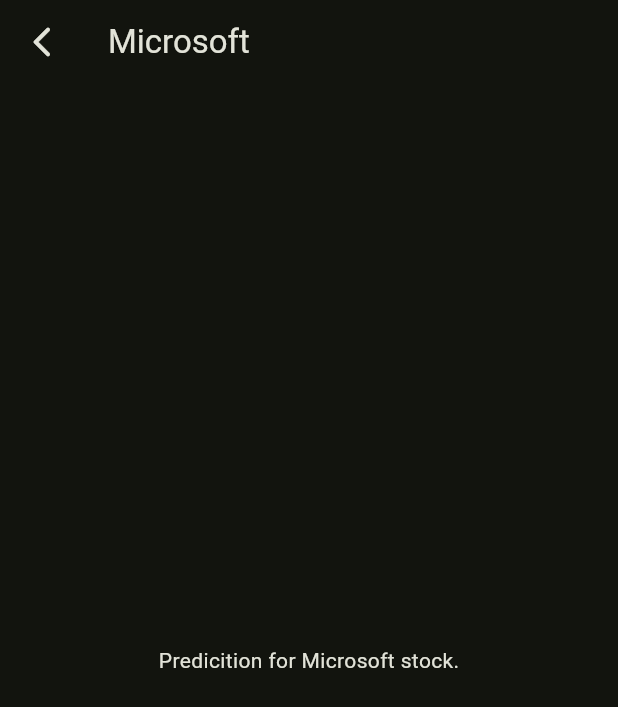
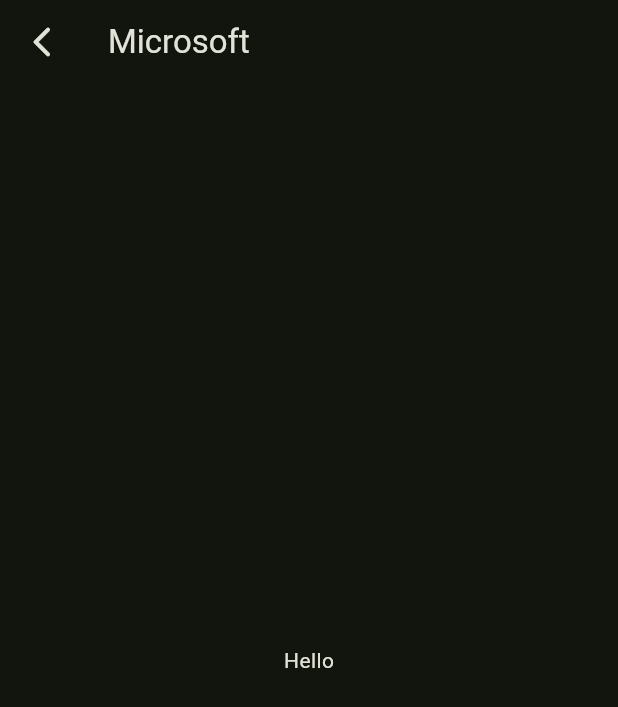
Before and after one commit to cc-internal-hackathon-team13/cc_hackathon_concept_app, a Flutter app: the MAANGStocksPage screen opened directly, after a tap on "Microsoft", on a phone screen of 412 x 824 dp. Shown: the top 707 px of the screen. Run offline on Flutter 3.47's test engine with Material 2 defaults, Android fonts, the phone set to English and light mode, and no system bars.

Commit message:
chore: stock data addition

```diff
--- /dev/null
+++ b/lib/src/entities/stock_data.dart
@@ -0,0 +1,6 @@
+class StocksData {
+  final String day;
+  final String price;
+
+  StocksData({required this.day, required this.price});
+}
--- a/lib/src/pages/maang_stocks.dart
+++ b/lib/src/pages/maang_stocks.dart
@@ -1,6 +1,6 @@
 import 'package:flutter/material.dart';
 
-import 'package:cc_hackathon_concept_app/src/pages/prediction_page.dart';
+import 'package:cc_hackathon_concept_app/src/pages/stock_data.dart';
 import 'package:cc_hackathon_concept_app/src/entities/stock.dart';
 
 class MAANGStocksPage extends StatefulWidget {
@@ -24,7 +24,7 @@ class MAANGStocksPageState extends State<MAANGStocksPage> {
                 subtitle: Text(stock.nasdqaName),
                 onTap: () {
                   Navigator.of(context).push(MaterialPageRoute(
-                      builder: ((context) => PredictionPage(stock: stock))));
+                      builder: ((context) => StockDataPage(stock: stock))));
                 },
               ))
           .toList(),
--- a/lib/src/pages/prediction_page.dart
+++ /dev/null
@@ -1,27 +0,0 @@
-import 'package:flutter/material.dart';
-
-import 'package:cc_hackathon_concept_app/src/entities/stock.dart';
-
-class PredictionPage extends StatefulWidget {
-  final Stock stock;
-  const PredictionPage({super.key, required this.stock});
-
-  @override
-  State<PredictionPage> createState() => _PredictionPageState();
-}
-
-class _PredictionPageState extends State<PredictionPage> {
-  @override
-  Widget build(BuildContext context) {
-    return Scaffold(
-        appBar: AppBar(
-            leading: IconButton(
-              icon: const Icon(Icons.arrow_back_ios_new_rounded),
-              onPressed: () => Navigator.of(context).pop(),
-            ),
-            title: Text(widget.stock.name)),
-        body: Center(
-          child: Text("Predicition for ${widget.stock.name} stock."),
-        ));
-  }
-}
--- /dev/null
+++ b/lib/src/pages/stock_data.dart
@@ -0,0 +1,36 @@
+import 'package:flutter/material.dart';
+
+import 'package:cc_hackathon_concept_app/src/entities/stock.dart';
+import 'package:cc_hackathon_concept_app/src/entities/stock_data.dart';
+
+class StockDataPage extends StatefulWidget {
+  final Stock stock;
+  const StockDataPage({super.key, required this.stock});
+
+  @override
+  State<StockDataPage> createState() => _StockDataPageState();
+}
+
+class _StockDataPageState extends State<StockDataPage> {
+  @override
+  Widget build(BuildContext context) {
+    return Scaffold(
+      appBar: AppBar(
+          leading: IconButton(
+            icon: const Icon(Icons.arrow_back_ios_new_rounded),
+            onPressed: () => Navigator.of(context).pop(),
+          ),
+          title: Text(widget.stock.name)),
+      body: Center(
+          child: Text(
+              "Hello") /* SfCartesianChart(
+              // init category axis
+              primaryXAxis: CategoryAxis(),
+              series: <LineSeries<StocksData, String>>[
+            // LineSeries<StocksData, String>()
+            // bind DataSource
+          ]), */
+          ),
+    );
+  }
+}
--- a/pubspec.yaml
+++ b/pubspec.yaml
@@ -36,6 +36,8 @@ dependencies:
   # Use with the CupertinoIcons class for iOS style icons.
   cupertino_icons: ^1.0.2
   syncfusion_flutter_charts: ^21.2.5
+  flutter_launcher_icons: ^0.13.1
+  json_serializable: ^6.6.2
 
 dev_dependencies:
   flutter_test:
@@ -51,6 +53,7 @@ dev_dependencies:
 # For information on the generic Dart part of this file, see the
 # following page: https://dart.dev/tools/pub/pubspec
 
+flutter_launcher_icons:
 # The following section is specific to Flutter packages.
 flutter:
 
```
Also changed, not shown: lib/src/pages/intro.dart (+26 -18 lines), pubspec.lock.
